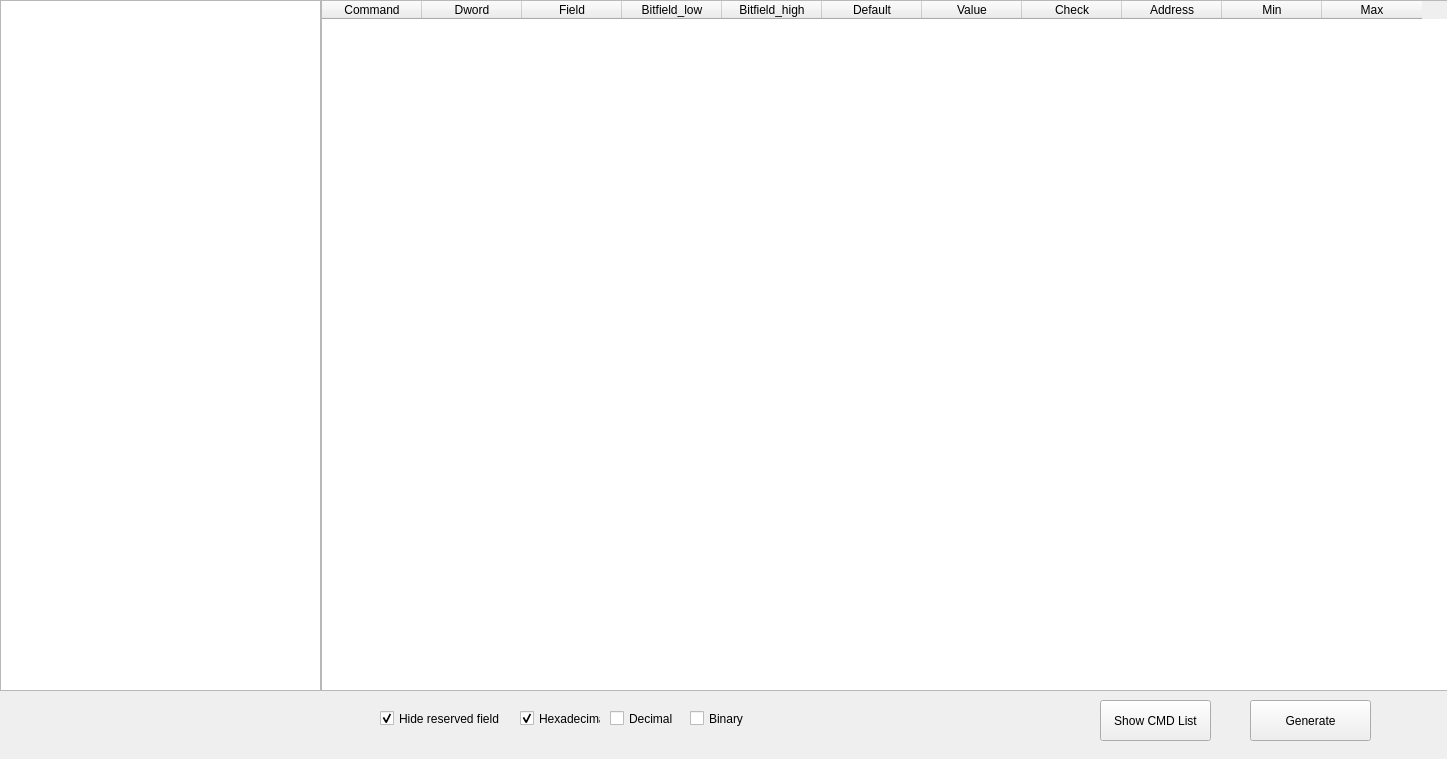
First picture: the form in Client/command_validator_app/ui/command_info.ui, repository SJTU-Applemin/AutoULTGen, before the edit.
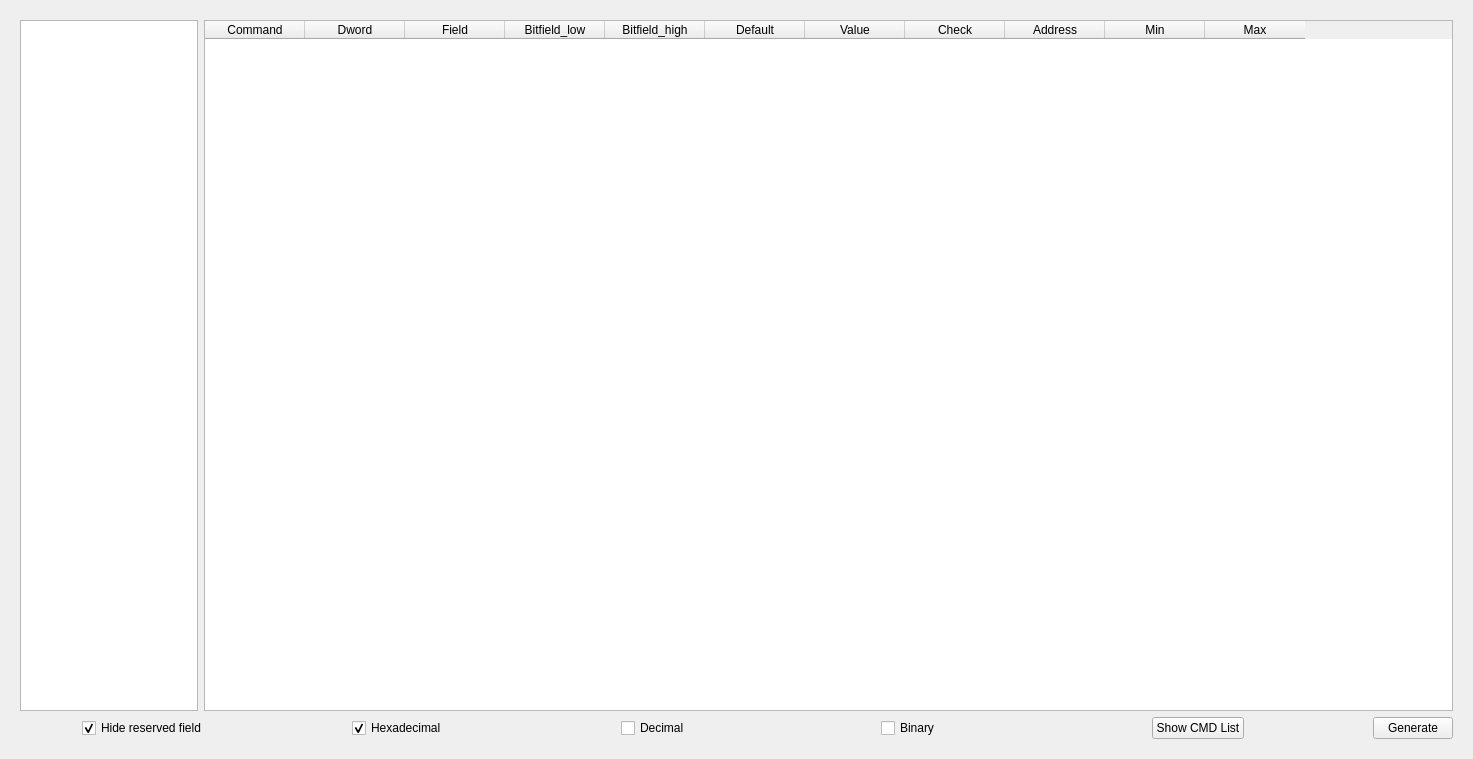
Second picture: the form after the edit.

Commit message: Modify ui to adjust to window size.

```diff
--- a/Client/command_validator_app/ui/command_info.ui
+++ b/Client/command_validator_app/ui/command_info.ui
@@ -6,7 +6,7 @@
    <rect>
     <x>0</x>
     <y>0</y>
-    <width>1447</width>
+    <width>1463</width>
     <height>759</height>
    </rect>
   </property>
@@ -16,15 +16,9 @@
   <property name="windowTitle">
    <string>Form</string>
   </property>
+  <layout class="QGridLayout" name="gridLayout_2">
+   <item row="0" column="0">
   <widget class="QStackedWidget" name="stackedWidget">
-   <property name="geometry">
-    <rect>
-     <x>0</x>
-     <y>0</y>
-     <width>1451</width>
-     <height>751</height>
-    </rect>
-   </property>
    <property name="currentIndex">
     <number>0</number>
    </property>
@@ -35,15 +29,25 @@
       <verstretch>0</verstretch>
      </sizepolicy>
     </property>
+      <layout class="QGridLayout" name="gridLayout">
+       <item row="0" column="0">
+        <layout class="QVBoxLayout" name="verticalLayout">
+         <item>
+          <layout class="QHBoxLayout" name="horizontalLayout_3" stretch="1,7">
+           <item>
+            <widget class="QTreeWidget" name="treeWidgetCmd">
+             <property name="headerHidden">
+              <bool>true</bool>
+             </property>
+             <column>
+              <property name="text">
+               <string notr="true">1</string>
+              </property>
+             </column>
+            </widget>
+           </item>
+           <item>
     <widget class="QTableWidget" name="tableWidgetCmd">
-     <property name="geometry">
-      <rect>
-       <x>321</x>
-       <y>0</y>
-       <width>1131</width>
-       <height>691</height>
-      </rect>
-     </property>
      <property name="sizeAdjustPolicy">
       <enum>QAbstractScrollArea::AdjustToContents</enum>
      </property>
@@ -109,57 +113,15 @@
       </property>
      </column>
     </widget>
-    <widget class="QCheckBox" name="checkBoxBinary">
-     <property name="geometry">
-      <rect>
-       <x>690</x>
-       <y>710</y>
-       <width>70</width>
-       <height>17</height>
-      </rect>
-     </property>
-     <property name="text">
-      <string>Binary</string>
-     </property>
-    </widget>
-    <widget class="QCheckBox" name="checkBoxDec">
-     <property name="geometry">
-      <rect>
-       <x>610</x>
-       <y>710</y>
-       <width>71</width>
-       <height>17</height>
-      </rect>
-     </property>
-     <property name="text">
-      <string>Decimal</string>
-     </property>
-    </widget>
-    <widget class="QCheckBox" name="checkBoxHex">
-     <property name="geometry">
-      <rect>
-       <x>520</x>
-       <y>710</y>
-       <width>81</width>
-       <height>17</height>
-      </rect>
-     </property>
-     <property name="text">
-      <string>Hexadecimal</string>
-     </property>
-     <property name="checked">
-      <bool>true</bool>
-     </property>
-    </widget>
+           </item>
+          </layout>
+         </item>
+         <item>
+          <layout class="QHBoxLayout" name="horizontalLayout_2" stretch="5,1,1">
+           <item>
+            <layout class="QHBoxLayout" name="horizontalLayout">
+             <item alignment="Qt::AlignHCenter">
     <widget class="QCheckBox" name="checkBoxReserved">
-     <property name="geometry">
-      <rect>
-       <x>380</x>
-       <y>710</y>
-       <width>161</width>
-       <height>17</height>
-      </rect>
-     </property>
      <property name="text">
       <string>Hide reserved field</string>
      </property>
@@ -167,50 +129,52 @@
       <bool>true</bool>
      </property>
     </widget>
-    <widget class="QPushButton" name="pushButtonGen">
-     <property name="geometry">
-      <rect>
-       <x>1250</x>
-       <y>700</y>
-       <width>121</width>
-       <height>41</height>
-      </rect>
-     </property>
+             </item>
+             <item alignment="Qt::AlignHCenter">
+              <widget class="QCheckBox" name="checkBoxHex">
+               <property name="text">
+                <string>Hexadecimal</string>
+               </property>
+               <property name="checked">
+                <bool>true</bool>
+               </property>
+              </widget>
+             </item>
+             <item alignment="Qt::AlignHCenter">
+              <widget class="QCheckBox" name="checkBoxDec">
      <property name="text">
-      <string>Generate</string>
-     </property>
-    </widget>
+                <string>Decimal</string>
+               </property>
+              </widget>
+             </item>
+             <item alignment="Qt::AlignHCenter">
+              <widget class="QCheckBox" name="checkBoxBinary">
+               <property name="text">
+                <string>Binary</string>
+               </property>
+              </widget>
+             </item>
+            </layout>
+           </item>
+           <item alignment="Qt::AlignRight">
     <widget class="QPushButton" name="pushButtonSCL">
-     <property name="geometry">
-      <rect>
-       <x>1100</x>
-       <y>700</y>
-       <width>111</width>
-       <height>41</height>
-      </rect>
-     </property>
      <property name="text">
       <string>Show CMD List</string>
      </property>
     </widget>
-    <widget class="QTreeWidget" name="treeWidgetCmd">
-     <property name="geometry">
-      <rect>
-       <x>0</x>
-       <y>0</y>
-       <width>321</width>
-       <height>691</height>
-      </rect>
-     </property>
-     <property name="headerHidden">
-      <bool>true</bool>
-     </property>
-     <column>
+           </item>
+           <item alignment="Qt::AlignRight">
+            <widget class="QPushButton" name="pushButtonGen">
       <property name="text">
-       <string notr="true">1</string>
-      </property>
-     </column>
-    </widget>
+              <string>Generate</string>
+             </property>
+            </widget>
+           </item>
+          </layout>
+         </item>
+        </layout>
+       </item>
+      </layout>
    </widget>
    <widget class="QWidget" name="cmdlist">
     <property name="sizePolicy">
@@ -313,6 +277,8 @@
     </property>
    </widget>
   </widget>
+   </item>
+  </layout>
  </widget>
  <resources/>
  <connections/>
```
Left out of the diff: 57 changed lines with no effect on the pictures. Lines whose indentation alone changed are shown as unchanged. The commit also changes 5 other files.
